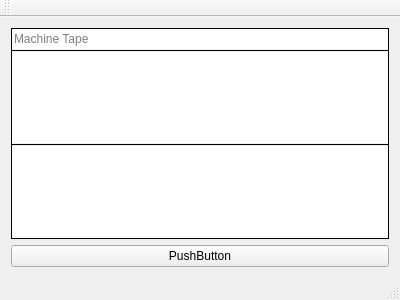
Above: TuringMachine/mainwindow.ui from RicardoBusta/teoria-computacao-ufc before the change. Below: the same form after it.
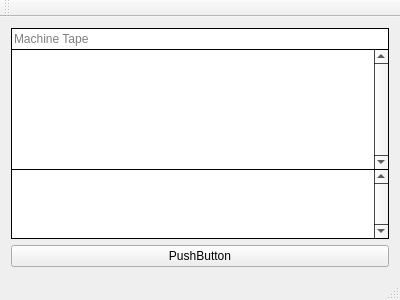
That is the form after the change.

Commit message: messed up the layout

Diff of the .ui file:
```diff
--- a/TuringMachine/mainwindow.ui
+++ b/TuringMachine/mainwindow.ui
@@ -19,16 +19,86 @@
      <number>6</number>
     </property>
     <item>
-     <widget class="QFrame" name="frame">
+     <widget class="QFrame" name="machine_programming">
+      <property name="palette">
+       <palette>
+        <active>
+         <colorrole role="Base">
+          <brush brushstyle="SolidPattern">
+           <color alpha="255">
+            <red>255</red>
+            <green>255</green>
+            <blue>255</blue>
+           </color>
+          </brush>
+         </colorrole>
+         <colorrole role="Window">
+          <brush brushstyle="SolidPattern">
+           <color alpha="255">
+            <red>0</red>
+            <green>0</green>
+            <blue>0</blue>
+           </color>
+          </brush>
+         </colorrole>
+        </active>
+        <inactive>
+         <colorrole role="Base">
+          <brush brushstyle="SolidPattern">
+           <color alpha="255">
+            <red>255</red>
+            <green>255</green>
+            <blue>255</blue>
+           </color>
+          </brush>
+         </colorrole>
+         <colorrole role="Window">
+          <brush brushstyle="SolidPattern">
+           <color alpha="255">
+            <red>0</red>
+            <green>0</green>
+            <blue>0</blue>
+           </color>
+          </brush>
+         </colorrole>
+        </inactive>
+        <disabled>
+         <colorrole role="Base">
+          <brush brushstyle="SolidPattern">
+           <color alpha="255">
+            <red>0</red>
+            <green>0</green>
+            <blue>0</blue>
+           </color>
+          </brush>
+         </colorrole>
+         <colorrole role="Window">
+          <brush brushstyle="SolidPattern">
+           <color alpha="255">
+            <red>0</red>
+            <green>0</green>
+            <blue>0</blue>
+           </color>
+          </brush>
+         </colorrole>
+        </disabled>
+       </palette>
+      </property>
+      <property name="autoFillBackground">
+       <bool>true</bool>
+      </property>
+      <property name="styleSheet">
+       <string notr="true"/>
+      </property>
       <property name="frameShape">
        <enum>QFrame::Box</enum>
       </property>
       <property name="frameShadow">
        <enum>QFrame::Plain</enum>
       </property>
-      <layout class="QVBoxLayout" name="verticalLayout_2" stretch="0,0,0,1,0">
+      <layout class="QVBoxLayout" name="verticalLayout_2" stretch="0,100,1">
        <property name="spacing">
-        <number>0</number>
+        <number>1</number>
        </property>
        <property name="margin">
         <number>0</number>
@@ -43,24 +113,17 @@
          </property>
         </widget>
        </item>
-       <item>
-        <widget class="Line" name="line">
-         <property name="frameShadow">
-          <enum>QFrame::Plain</enum>
-         </property>
-         <property name="lineWidth">
-          <number>1</number>
-         </property>
-         <property name="midLineWidth">
-          <number>0</number>
-         </property>
-         <property name="orientation">
-          <enum>Qt::Horizontal</enum>
-         </property>
-        </widget>
-       </item>
        <item>
         <widget class="QTextEdit" name="machine_input">
+         <property name="sizePolicy">
+          <sizepolicy hsizetype="Expanding" vsizetype="Expanding">
+           <horstretch>0</horstretch>
+           <verstretch>0</verstretch>
+          </sizepolicy>
+         </property>
+         <property name="autoFillBackground">
+          <bool>true</bool>
+         </property>
          <property name="styleSheet">
           <string notr="true"/>
          </property>
@@ -73,6 +136,9 @@
          <property name="lineWidth">
           <number>0</number>
          </property>
+         <property name="verticalScrollBarPolicy">
+          <enum>Qt::ScrollBarAlwaysOn</enum>
+         </property>
          <property name="lineWrapMode">
           <enum>QTextEdit::NoWrap</enum>
          </property>
@@ -85,24 +151,17 @@
          </property>
         </widget>
        </item>
-       <item>
-        <widget class="Line" name="line_2">
-         <property name="frameShadow">
-          <enum>QFrame::Plain</enum>
-         </property>
-         <property name="orientation">
-          <enum>Qt::Horizontal</enum>
-         </property>
-        </widget>
-       </item>
        <item>
         <widget class="QTextEdit" name="machine_debug">
          <property name="sizePolicy">
-          <sizepolicy hsizetype="Expanding" vsizetype="Maximum">
+          <sizepolicy hsizetype="Expanding" vsizetype="Expanding">
            <horstretch>0</horstretch>
            <verstretch>0</verstretch>
           </sizepolicy>
          </property>
+         <property name="autoFillBackground">
+          <bool>true</bool>
+         </property>
          <property name="frameShape">
           <enum>QFrame::NoFrame</enum>
          </property>
@@ -112,6 +171,9 @@
          <property name="lineWidth">
           <number>0</number>
          </property>
+         <property name="verticalScrollBarPolicy">
+          <enum>Qt::ScrollBarAlwaysOn</enum>
+         </property>
          <property name="readOnly">
           <bool>true</bool>
          </property>
```
The commit also changes 2 other files.
